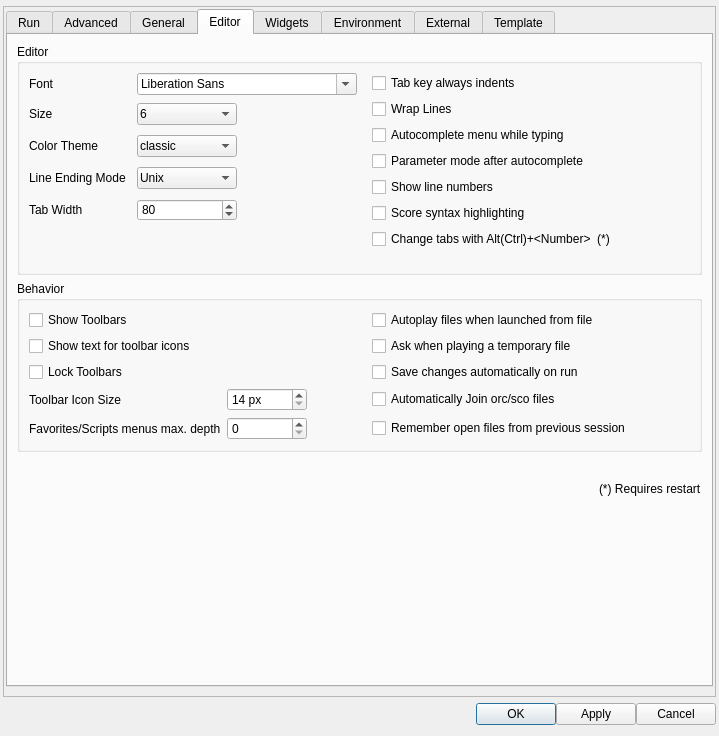
Old version of the form src/configdialog.ui in the repository CsoundQt/CsoundQt.
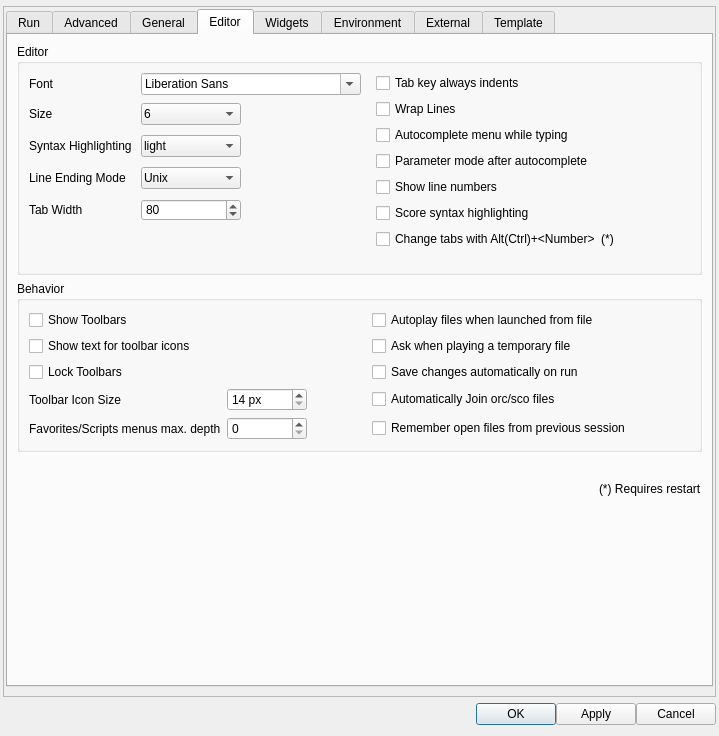
New version of the form. The open tabs and pages were chosen to show the change.

Commit message: disable highlighting within data tags of a csd (for example CsFileB)

```diff
--- a/src/configdialog.ui
+++ b/src/configdialog.ui
@@ -2175,7 +2175,7 @@
                 <item row="2" column="0">
                  <widget class="QLabel" name="label_18">
                   <property name="text">
-                   <string>Color Theme</string>
+                   <string>Syntax Highlighting </string>
                   </property>
                  </widget>
                 </item>
@@ -2190,11 +2190,6 @@
                   <property name="styleSheet">
                    <string notr="true">margin-top: 2; margin-bottom: 2; padding: 2</string>
                   </property>
-                  <item>
-                   <property name="text">
-                    <string>classic</string>
-                   </property>
-                  </item>
                   <item>
                    <property name="text">
                     <string>light</string>
```
Left out of the diff: 12 changed lines with no effect on the pictures. The commit also changes 2 other files.
